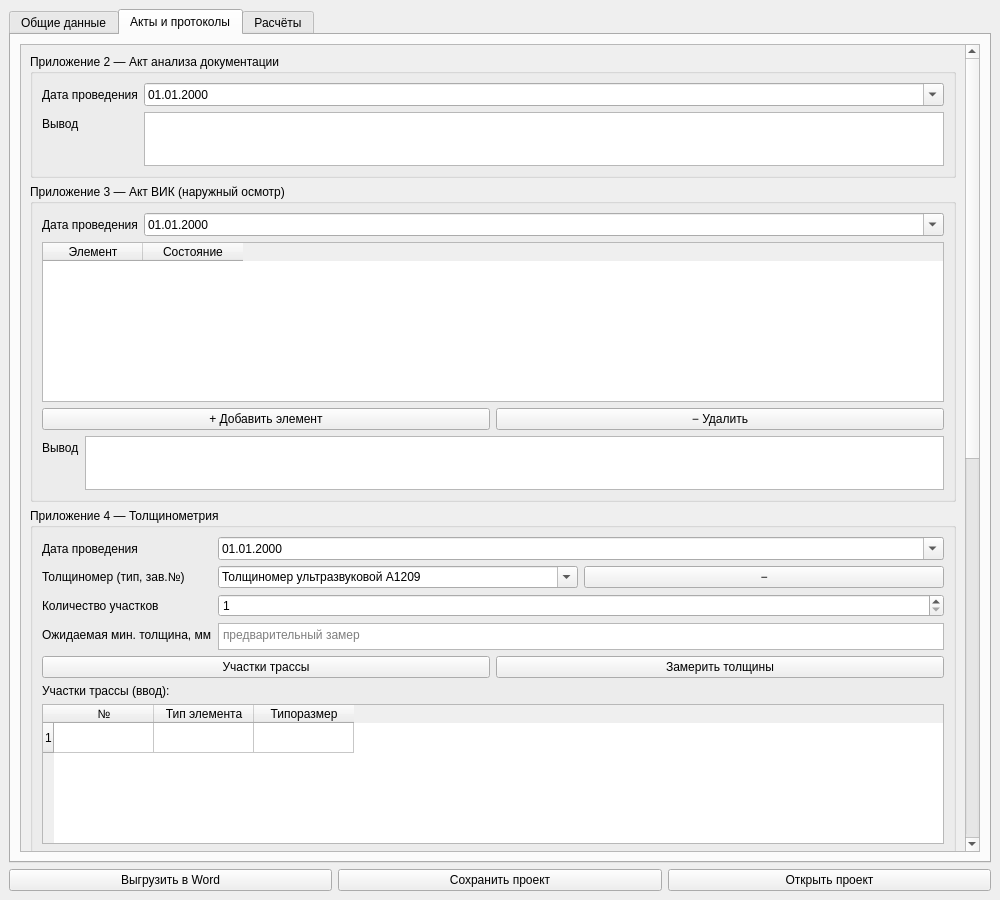
Before: the Qt Designer form src/ui/designer/pipeline_window.ui in bordaregos/Voskresensk_ballons, drawn with Qt 5.
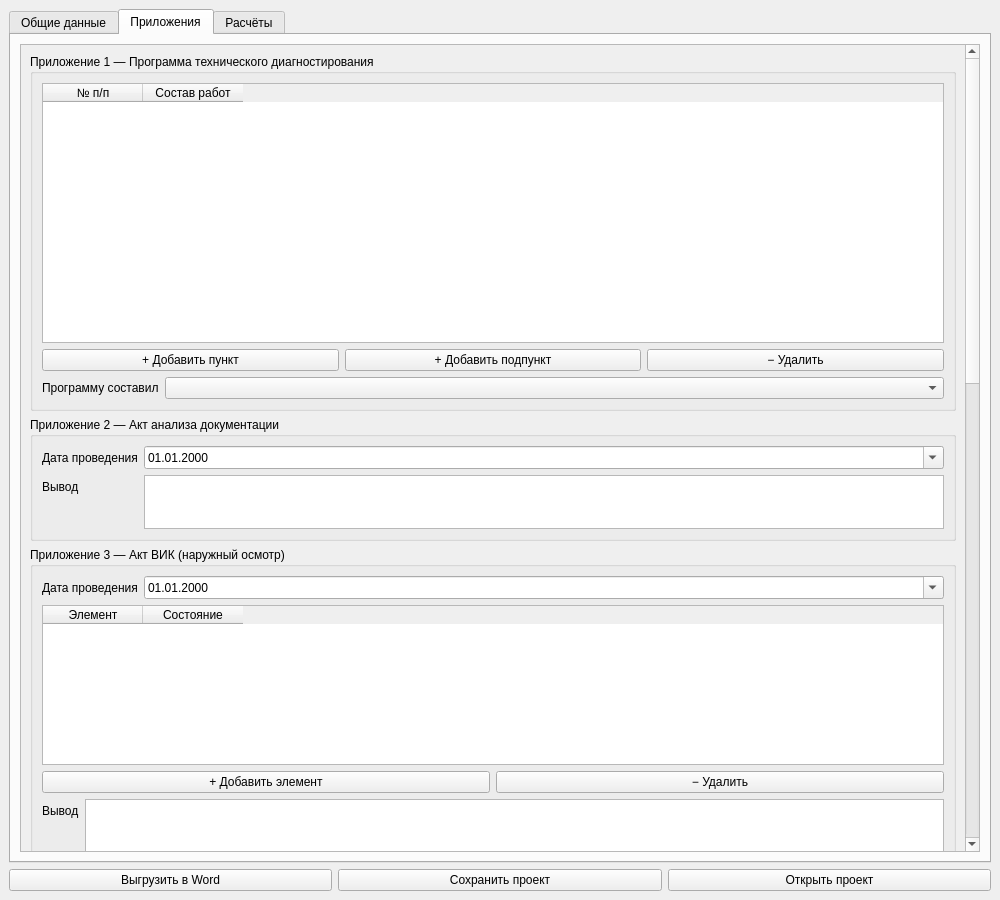
After: the same form once the commit is applied. The open tabs and pages were chosen to show the change.

Commit message: feat: добавлена реализация Приложения 1.

Diff of the .ui file:
```diff
--- a/src/ui/designer/pipeline_window.ui
+++ b/src/ui/designer/pipeline_window.ui
@@ -627,7 +627,7 @@
  </layout>
 </widget>
  <widget class="QWidget" name="tab_acts">
- <attribute name="title"><string>Акты и протоколы</string></attribute>
+ <attribute name="title"><string>Приложения</string></attribute>
  <layout class="QVBoxLayout" name="tab_acts_outerLayout">
   <item>
    <widget class="QScrollArea" name="tab_acts_scroll">
@@ -635,6 +635,27 @@
     <widget class="QWidget" name="tab_acts_scrollContent">
      <property name="geometry"><rect><x>0</x><y>0</y><width>960</width><height>1700</height></rect></property>
      <layout class="QVBoxLayout" name="vlayout_42">
+<item><widget class="QGroupBox" name="program_group">
+ <property name="title"><string>Приложение 1 — Программа технического диагностирования</string></property>
+ <layout class="QVBoxLayout" name="program_vlayout">
+  <item><widget class="QTableWidget" name="table_program">
+ <property name="minimumSize"><size><width>0</width><height>260</height></size></property>
+ <property name="rowCount"><number>0</number></property>
+ <property name="columnCount"><number>2</number></property>
+<column><property name="text"><string>№ п/п</string></property></column>
+<column><property name="text"><string>Состав работ</string></property></column>
+</widget></item>
+  <item><layout class="QHBoxLayout" name="program_buttons">
+<item><widget class="QPushButton" name="pushButt_addProgramItem"><property name="text"><string>+ Добавить пункт</string></property></widget></item>
+<item><widget class="QPushButton" name="pushButt_addProgramSubitem"><property name="text"><string>+ Добавить подпункт</string></property></widget></item>
+<item><widget class="QPushButton" name="pushButt_removeProgramRow"><property name="text"><string>− Удалить</string></property></widget></item>
+</layout></item>
+  <item><layout class="QFormLayout" name="program_signer_form">
+   <item row="0" column="0"><widget class="QLabel" name="label_program_specialist"><property name="text"><string>Программу составил</string></property></widget></item>
+   <item row="0" column="1"><widget class="QComboBox" name="program_specialist"/></item>
+  </layout></item>
+ </layout>
+</widget></item>
 <item><widget class="QGroupBox" name="act2_group">
  <property name="title"><string>Приложение 2 — Акт анализа документации</string></property>
 <layout class="QFormLayout" name="formLayout_33">
```
The commit also changes 3 other files.
